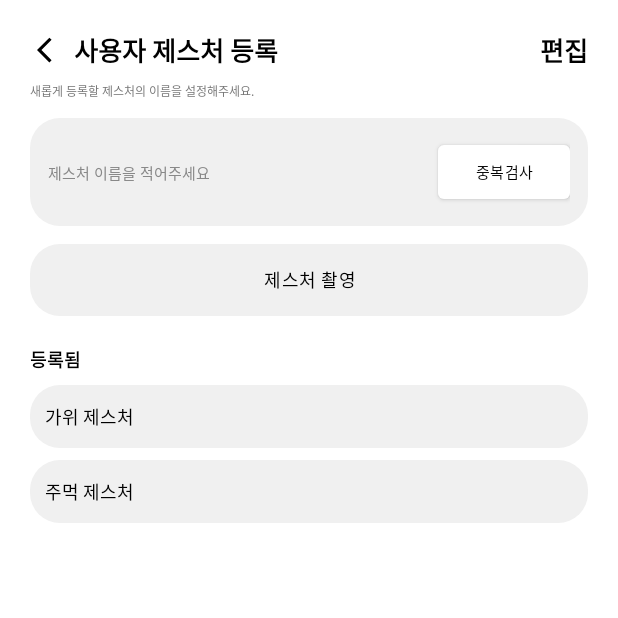
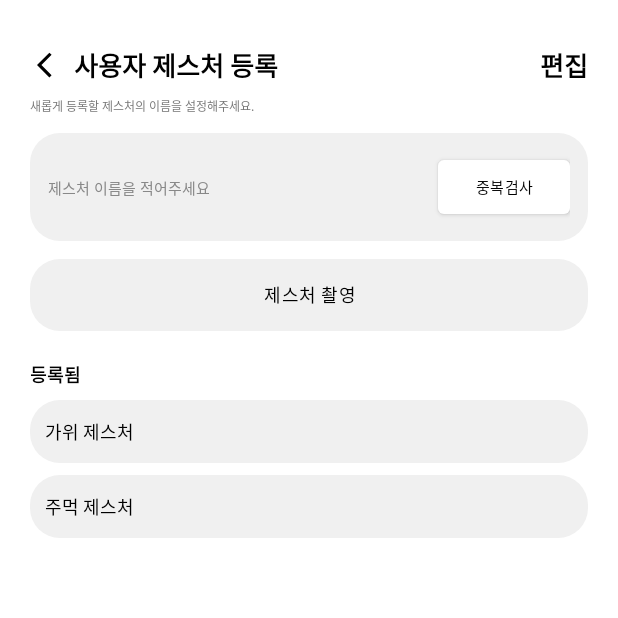
Before and after one commit to sangwoo4/gesture, an Android app built with Jetpack Compose: the UserGestureFragment screen opened through its navigation route, on a phone screen of 412 x 824 dp, the top half of it. Run offline under Robolectric (Android 15) with nearby library versions, the phone set to English and light mode, and no system bars; Roboto replaces fonts that are not available here.

Commit message:
modify toggle

```diff
--- a/android/app/src/main/res/layout/fragment_user_gesture.xml
+++ b/android/app/src/main/res/layout/fragment_user_gesture.xml
@@ -10,7 +10,8 @@
 
     <androidx.constraintlayout.widget.ConstraintLayout
         android:layout_width="match_parent"
-        android:layout_height="match_parent" >
+        android:layout_height="match_parent"
+        android:paddingTop="10dp">
 
         <!-- 뒤로가기 버튼 -->
         <ImageButton
```
